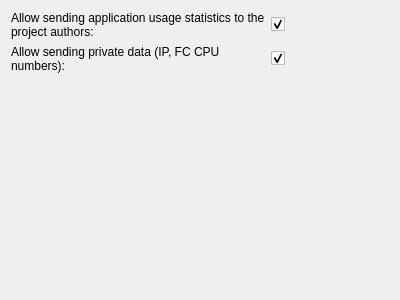
First picture: the form in ground/gcs/src/plugins/usagestatsgadget/usagestatsoptionpage.ui, repository d-ronin/dRonin, before the edit.
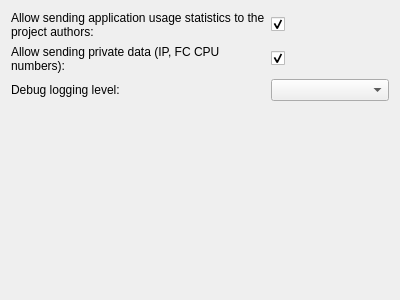
Second picture: the form after the edit.

Commit message: GCS:Debug: Improve debug widget, connect usagestats

```diff
--- a/ground/gcs/src/plugins/usagestatsgadget/usagestatsoptionpage.ui
+++ b/ground/gcs/src/plugins/usagestatsgadget/usagestatsoptionpage.ui
@@ -40,6 +40,23 @@
      </property>
     </widget>
    </item>
+   <item row="0" column="0">
+    <widget class="QLabel" name="label_AllowSending">
+     <property name="text">
+      <string>Allow sending application usage statistics to the project authors:</string>
+     </property>
+     <property name="wordWrap">
+      <bool>true</bool>
+     </property>
+    </widget>
+   </item>
+   <item row="4" column="0">
+    <widget class="QLabel" name="label_UUID">
+     <property name="text">
+      <string>&lt;UUID&gt;</string>
+     </property>
+    </widget>
+   </item>
    <item row="1" column="1">
     <widget class="QCheckBox" name="cb_AllowPrivate">
      <property name="sizePolicy">
@@ -59,23 +76,29 @@
      </property>
     </widget>
    </item>
-   <item row="0" column="0">
-    <widget class="QLabel" name="label_AllowSending">
-     <property name="text">
-      <string>Allow sending application usage statistics to the project authors:</string>
-     </property>
-     <property name="wordWrap">
-      <bool>true</bool>
-     </property>
-    </widget>
-   </item>
    <item row="2" column="0">
-    <widget class="QLabel" name="label_UUID">
+    <widget class="QLabel" name="lblDebugLogLevel">
      <property name="text">
-      <string>&lt;UUID&gt;</string>
+      <string>Debug logging level:</string>
      </property>
     </widget>
    </item>
+   <item row="3" column="0">
+    <spacer name="verticalSpacer">
+     <property name="orientation">
+      <enum>Qt::Vertical</enum>
+     </property>
+     <property name="sizeHint" stdset="0">
+      <size>
+       <width>20</width>
+       <height>40</height>
+      </size>
+     </property>
+    </spacer>
+   </item>
+   <item row="2" column="1">
+    <widget class="QComboBox" name="cbDebugLogLevel"/>
+   </item>
   </layout>
  </widget>
  <resources/>
```
The commit also changes 15 other files.
